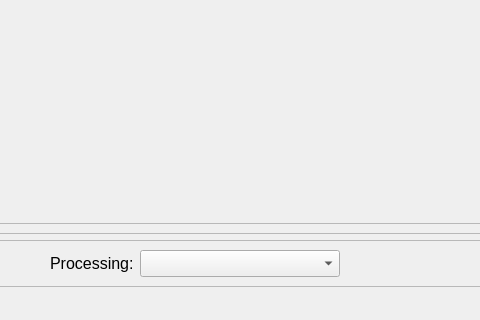
The window that PyTec.ui (salinsalins/Tectronix) describes before a commit, drawn with Qt 5; both pictures show x 377 to 857 and y 415 to 735 of the 1100 by 735 pixel window.
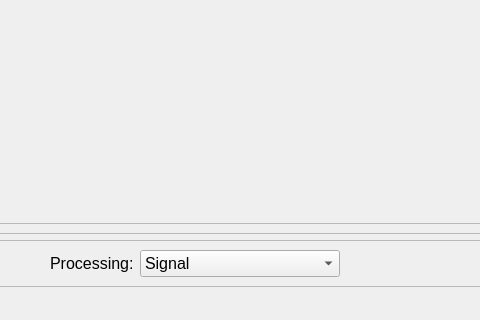
The same window after the commit.

```diff
--- a/PyTec.ui
+++ b/PyTec.ui
@@ -160,6 +160,16 @@
            <height>0</height>
           </size>
          </property>
+         <item>
+          <property name="text">
+           <string>Signal</string>
+          </property>
+         </item>
+         <item>
+          <property name="text">
+           <string>Spectrum</string>
+          </property>
+         </item>
         </widget>
        </item>
        <item>
```
